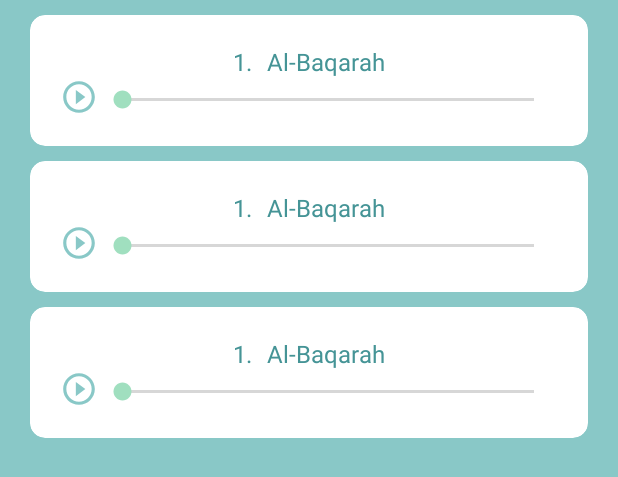
After one commit to Faresapn/Al-quran-ID, an Android app: the layout activity_murottal.xml on its own in the app's theme, with its tools: preview values and no code run, on a phone screen of 412 x 824 dp. The commit adds this screen. Shown: the top 477 px of the screen. Run offline under Robolectric (Android 15) with nearby library versions, the phone set to English and light mode, and no system bars; network calls fail.

Commit message:
add murottal activity

```diff
--- a/app/build.gradle
+++ b/app/build.gradle
@@ -1,11 +1,11 @@
 apply plugin: 'com.android.application'
 
 android {
-    compileSdkVersion 28
+    compileSdkVersion 29
     defaultConfig {
         applicationId "com.faresa.production"
         minSdkVersion 21
-        targetSdkVersion 28
+        targetSdkVersion 29
         versionCode 1
         versionName "1.2"
         testInstrumentationRunner "androidx.test.runner.AndroidJUnitRunner"
@@ -18,7 +18,7 @@ android {
             proguardFiles getDefaultProguardFile('proguard-android-optimize.txt'), 'proguard-rules.pro'
         }
     }
-    buildToolsVersion '28.0.3'
+    buildToolsVersion '29.0.3'
     compileOptions {
         sourceCompatibility JavaVersion.VERSION_1_8
         targetCompatibility JavaVersion.VERSION_1_8
--- a/app/src/main/res/drawable/bg_button.xml
+++ b/app/src/main/res/drawable/bg_button.xml
@@ -1,6 +1,6 @@
 <?xml version="1.0" encoding="utf-8"?>
 <shape xmlns:android="http://schemas.android.com/apk/res/android">
-    <stroke android:color="#1E8082" android:width="2dp" />
-    <corners android:radius="10dp" />
-    <solid android:color="#1E8082" />
+
+    <corners android:radius="15dp" />
+    <solid android:color="@android:color/white" />
 </shape>
--- /dev/null
+++ b/app/src/main/res/drawable/ic_pause_circle_outline_black_24dp.xml
@@ -0,0 +1,5 @@
+<vector android:height="24dp" android:tint="#89C8C7"
+    android:viewportHeight="24.0" android:viewportWidth="24.0"
+    android:width="24dp" xmlns:android="http://schemas.android.com/apk/res/android">
+    <path android:fillColor="#FF000000" android:pathData="M9,16h2L11,8L9,8v8zM12,2C6.48,2 2,6.48 2,12s4.48,10 10,10 10,-4.48 10,-10S17.52,2 12,2zM12,20c-4.41,0 -8,-3.59 -8,-8s3.59,-8 8,-8 8,3.59 8,8 -3.59,8 -8,8zM13,16h2L15,8h-2v8z"/>
+</vector>
--- /dev/null
+++ b/app/src/main/res/drawable/ic_play_circle_outline_black_24dp.xml
@@ -0,0 +1,5 @@
+<vector android:height="24dp" android:tint="#89C8C7"
+    android:viewportHeight="24.0" android:viewportWidth="24.0"
+    android:width="24dp" xmlns:android="http://schemas.android.com/apk/res/android">
+    <path android:fillColor="#FF000000" android:pathData="M10,16.5l6,-4.5 -6,-4.5v9zM12,2C6.48,2 2,6.48 2,12s4.48,10 10,10 10,-4.48 10,-10S17.52,2 12,2zM12,20c-4.41,0 -8,-3.59 -8,-8s3.59,-8 8,-8 8,3.59 8,8 -3.59,8 -8,8z"/>
+</vector>
--- /dev/null
+++ b/app/src/main/res/drawable/ic_stop_black_24dp.xml
@@ -0,0 +1,5 @@
+<vector android:height="24dp" android:tint="#89C8C7"
+    android:viewportHeight="24.0" android:viewportWidth="24.0"
+    android:width="24dp" xmlns:android="http://schemas.android.com/apk/res/android">
+    <path android:fillColor="#FF000000" android:pathData="M6,6h12v12H6z"/>
+</vector>
--- /dev/null
+++ b/app/src/main/res/layout/activity_murottal.xml
@@ -0,0 +1,16 @@
+<?xml version="1.0" encoding="utf-8"?>
+<LinearLayout xmlns:android="http://schemas.android.com/apk/res/android"
+    xmlns:app="http://schemas.android.com/apk/res-auto"
+    xmlns:tools="http://schemas.android.com/tools"
+    android:layout_width="match_parent"
+    android:layout_height="match_parent"
+    android:orientation="vertical"
+    android:background="@color/bg_murottal"
+    tools:context=".MurottalActivity">
+
+    <androidx.recyclerview.widget.RecyclerView
+        android:layout_width="match_parent"
+        android:layout_height="match_parent"
+        tools:listitem="@layout/item_murottal"
+        android:id="@+id/rv_murottal"/>
+</LinearLayout>
--- /dev/null
+++ b/app/src/main/res/layout/item_murottal.xml
@@ -0,0 +1,62 @@
+<?xml version="1.0" encoding="utf-8"?>
+<androidx.cardview.widget.CardView xmlns:android="http://schemas.android.com/apk/res/android"
+    android:layout_width="match_parent"
+    android:layout_height="wrap_content"
+    xmlns:app="http://schemas.android.com/apk/res-auto"
+    app:cardCornerRadius="10dp"
+    android:layout_marginStart="20dp"
+    android:layout_marginEnd="20dp"
+    android:layout_marginTop="10dp"
+    app:cardElevation="0dp"
+    android:background="@android:color/white">
+
+    <RelativeLayout
+        android:background="?selectableItemBackground"
+        android:layout_width="match_parent"
+        android:layout_height="wrap_content"
+        android:layout_margin="20dp">
+        <LinearLayout
+            android:id="@+id/linear_layout"
+            android:layout_width="match_parent"
+            android:layout_height="wrap_content"
+            android:orientation="horizontal"
+            android:gravity="center_horizontal">
+            <TextView
+                android:layout_width="wrap_content"
+                android:layout_height="wrap_content"
+                android:text="1."
+                android:textColor="@color/colorPrimary"
+                android:textSize="16sp"
+                android:id="@+id/tv_nomor"/>
+            <TextView
+                android:id="@+id/tv_name"
+                android:layout_width="wrap_content"
+                android:layout_height="wrap_content"
+                android:text="Al-Baqarah"
+                android:textSize="16sp"
+                android:textColor="@color/colorPrimary"
+                android:layout_marginStart="10dp"/>
+        </LinearLayout>
+        <Button
+            android:layout_width="25dp"
+            android:layout_height="25dp"
+            android:layout_below="@+id/linear_layout"
+            android:background="@drawable/ic_play_circle_outline_black_24dp"
+            android:id="@+id/bt_play"/>
+        <Button
+            android:layout_width="25dp"
+            android:layout_height="25dp"
+            android:layout_below="@+id/linear_layout"
+            android:visibility="invisible"
+            android:background="@drawable/ic_stop_black_24dp"
+            android:id="@+id/bt_stop"/>
+
+        <SeekBar
+            android:layout_width="match_parent"
+            android:layout_height="wrap_content"
+            android:layout_toEndOf="@+id/bt_play"
+            android:layout_below="@+id/linear_layout"
+            android:layout_marginTop="5dp"
+            android:id="@+id/seekbar_audio"/>
+    </RelativeLayout>
+</androidx.cardview.widget.CardView>
--- a/app/src/main/res/values/colors.xml
+++ b/app/src/main/res/values/colors.xml
@@ -5,4 +5,5 @@
     <color name="colorAccent">#A0DFBF</color>
 
     <color name="fastscroll_handle">@color/colorPrimary</color>
+    <color name="bg_murottal">#89C8C7</color>
 </resources>
```
Also changed, not shown: app/src/main/AndroidManifest.xml (+14 -13 lines), app/src/main/java/com/faresa/production/MurottalActivity.java (added, +69 -0 lines), app/src/main/java/com/faresa/production/QuranMenuActivity.java (+5 -2 lines), app/src/main/java/com/faresa/production/adapter/MurottalAdapter.java (added, +150 -0 lines), app/src/main/java/com/faresa/production/model/QuranMurottal.java (added, +73 -0 lines), app/src/main/java/com/faresa/production/rest/ApiService.java (+7 -0 lines), app/src/main/java/com/faresa/production/rest/MurottalClient.java (added, +18 -0 lines), app/src/main/res/layout/activity_quran_menu.xml (+24 -22 lines), gradle/wrapper/gradle-wrapper.properties.
